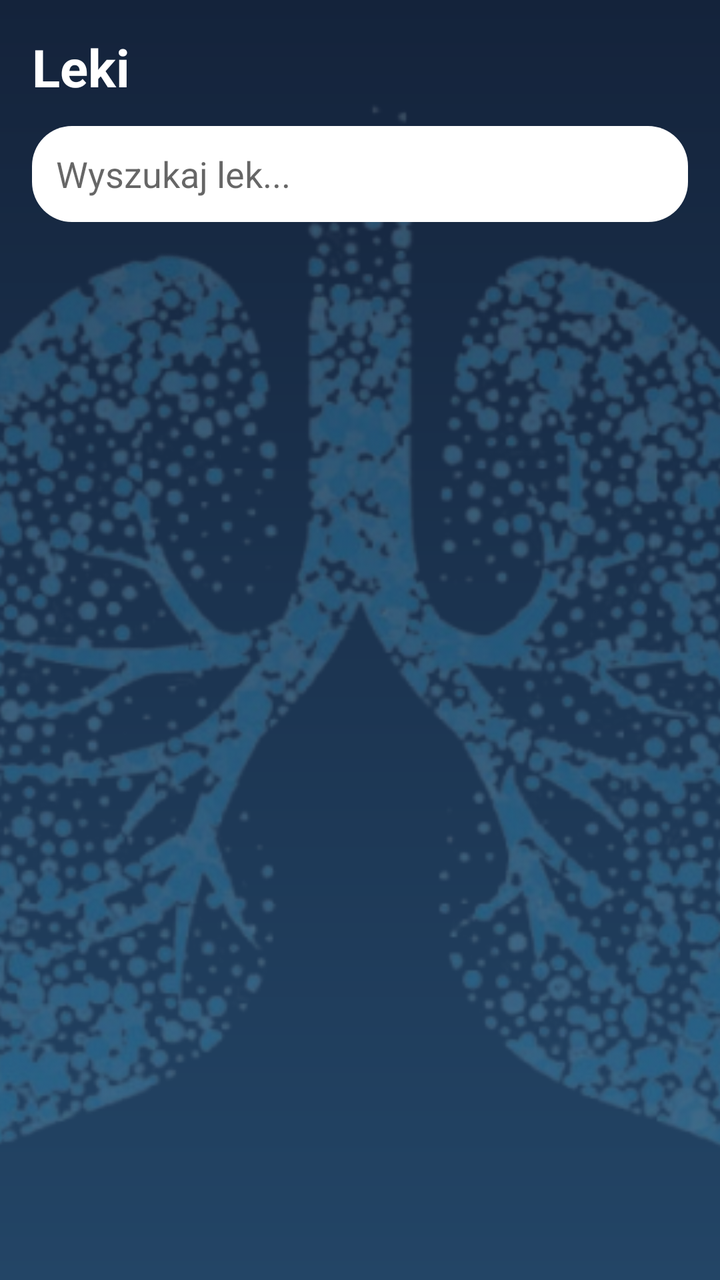
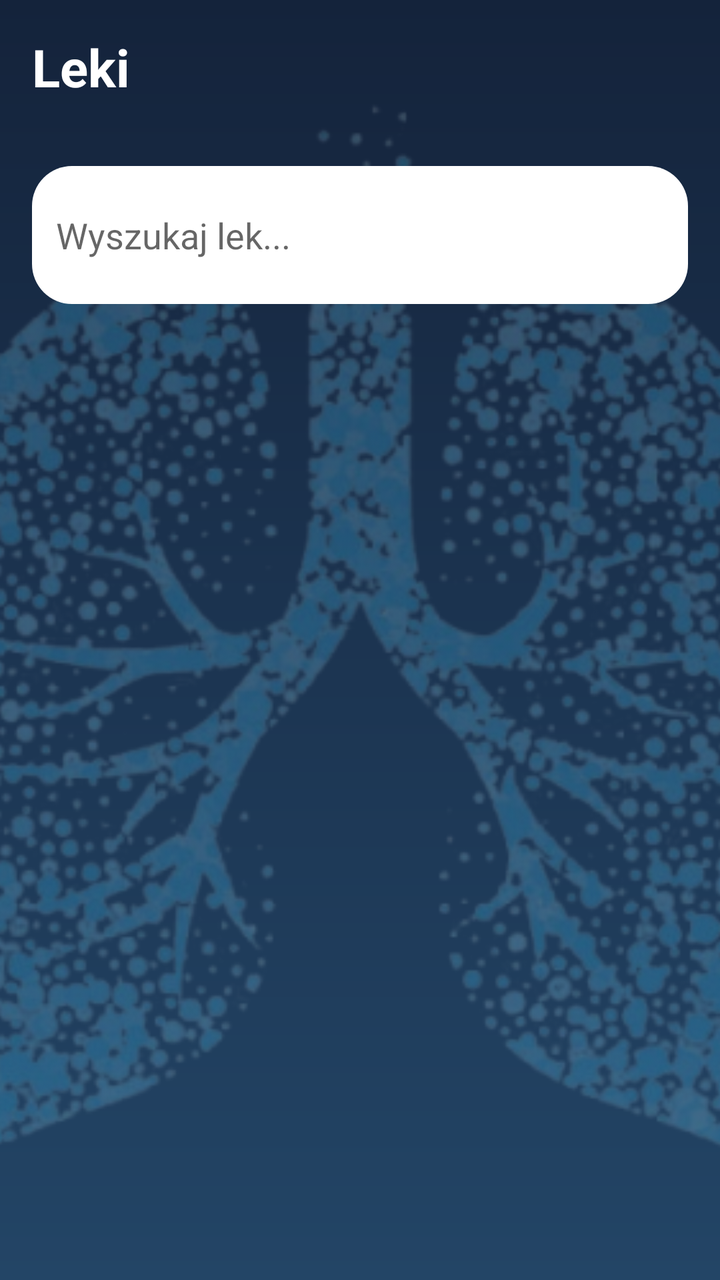

Two renders of the same Android screen: before a commit and after it. Below are the layout's source before the change and the commit's diff.
<!-- AndroidManifest.xml: application theme Theme.MyApplication -->
<!-- res/layout/activity_medications.xml -->
<?xml version="1.0" encoding="utf-8"?>
<FrameLayout xmlns:android="http://schemas.android.com/apk/res/android"
    android:layout_width="match_parent"
    android:layout_height="match_parent"
    android:background="@drawable/gradient_bg">

    <ImageView
        android:id="@+id/bgLungs"
        android:layout_width="match_parent"
        android:layout_height="match_parent"
        android:alpha="0.25"
        android:scaleType="centerCrop"
        android:src="@drawable/lungs" />

    <LinearLayout
        android:layout_width="match_parent"
        android:layout_height="match_parent"
        android:orientation="vertical"
        android:padding="16dp">

        <TextView
            android:id="@+id/tvTitle"
            android:layout_width="match_parent"
            android:layout_height="wrap_content"
            android:text="Leki"
            android:textColor="@android:color/white"
            android:textSize="26sp"
            android:textStyle="bold"
            android:paddingBottom="12dp" />

        <EditText
            android:id="@+id/etSearch"
            android:layout_width="match_parent"
            android:layout_height="48dp"
            android:hint="Wyszukaj lek..."
            android:padding="12dp"
            android:background="@drawable/card_white" />
        <ListView
            android:id="@+id/listMeds"
            android:layout_width="match_parent"
            android:layout_height="match_parent"/>


        <androidx.recyclerview.widget.RecyclerView
            android:id="@+id/recyclerMedications"
            android:layout_width="match_parent"
            android:layout_height="0dp"
            android:layout_weight="1"
            android:layout_marginTop="12dp" />

    </LinearLayout>

</FrameLayout>
<!-- resources referenced by this layout -->
<resources>
  <!-- drawable card_white (drawable) -->
  <?xml version="1.0" encoding="utf-8"?>
  <shape xmlns:android="http://schemas.android.com/apk/res/android"
      android:shape="rectangle">
      <solid android:color="@android:color/white"/>
      <corners android:radius="20dp"/>
      <padding
          android:left="20dp"
          android:top="20dp"
          android:right="20dp"
          android:bottom="20dp"/>
  </shape>
  <!-- drawable gradient_bg (drawable) -->
  <?xml version="1.0" encoding="utf-8"?>
  <shape xmlns:android="http://schemas.android.com/apk/res/android"
      android:shape="rectangle">
  
      <gradient
          android:startColor="#14233B"
          android:endColor="#234566"
          android:angle="270" />
  </shape>
  <!-- drawable lungs: png bitmap (drawable, 315991 bytes) -->
  <style name="Theme.MyApplication" parent="Theme.MaterialComponents.DayNight.DarkActionBar">
          
          <item name="colorPrimary">@color/purple_500</item>
          <item name="colorPrimaryVariant">@color/purple_700</item>
          <item name="colorOnPrimary">@color/white</item>
          
          <item name="colorSecondary">@color/teal_200</item>
          <item name="colorSecondaryVariant">@color/teal_700</item>
          <item name="colorOnSecondary">@color/black</item>
          
          <item name="android:statusBarColor">?attr/colorPrimaryVariant</item>
          
      </style>
  <color name="purple_500">#FF6200EE</color>
  <color name="purple_700">#FF3700B3</color>
  <color name="white">#FFFFFFFF</color>
  <color name="teal_200">#FF03DAC5</color>
  <color name="teal_700">#FF018786</color>
  <color name="black">#FF000000</color>
</resources>

<!-- the commit's change to res/layout/activity_medications.xml (unified diff, before → after) -->
@@ -21,32 +21,33 @@
         <TextView
             android:id="@+id/tvTitle"
             android:layout_width="match_parent"
-            android:layout_height="wrap_content"
+            android:layout_height="67dp"
+            android:paddingBottom="12dp"
             android:text="Leki"
             android:textColor="@android:color/white"
             android:textSize="26sp"
-            android:textStyle="bold"
-            android:paddingBottom="12dp" />
+            android:textStyle="bold" />
 
         <EditText
             android:id="@+id/etSearch"
             android:layout_width="match_parent"
-            android:layout_height="48dp"
+            android:layout_height="69dp"
+            android:background="@drawable/card_white"
             android:hint="Wyszukaj lek..."
-            android:padding="12dp"
-            android:background="@drawable/card_white" />
+            android:padding="12dp" />
+
+
         <ListView
             android:id="@+id/listMeds"
-            android:layout_width="match_parent"
-            android:layout_height="match_parent"/>
-
+            android:layout_width="wrap_content"
+            android:layout_height="390dp" />
 
         <androidx.recyclerview.widget.RecyclerView
             android:id="@+id/recyclerMedications"
             android:layout_width="match_parent"
-            android:layout_height="0dp"
-            android:layout_weight="1"
-            android:layout_marginTop="12dp" />
+            android:layout_height="104dp"
+            android:layout_marginTop="12dp"
+            android:layout_weight="1" />
 
     </LinearLayout>
 
